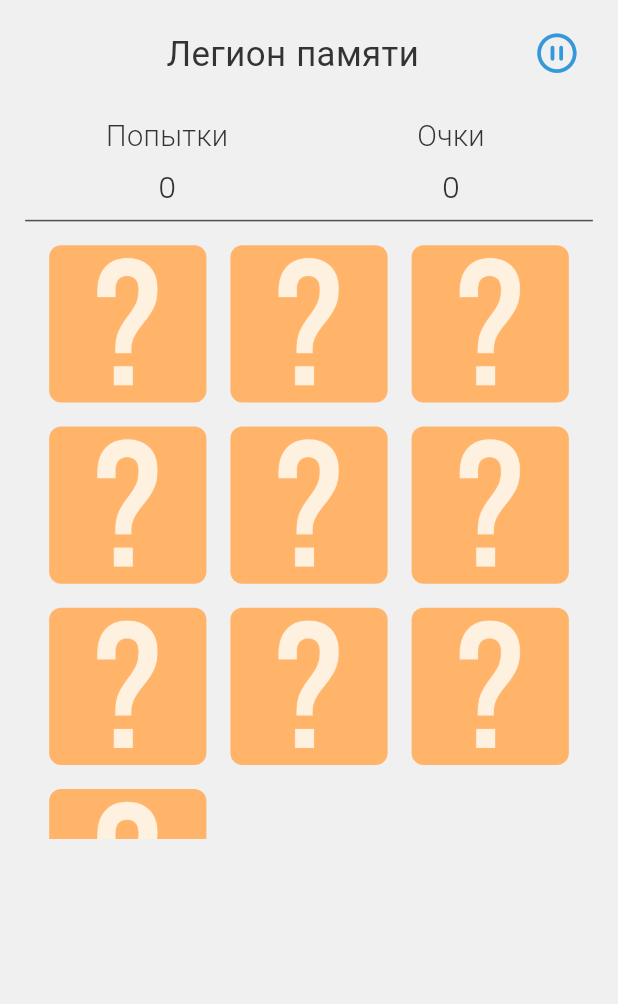
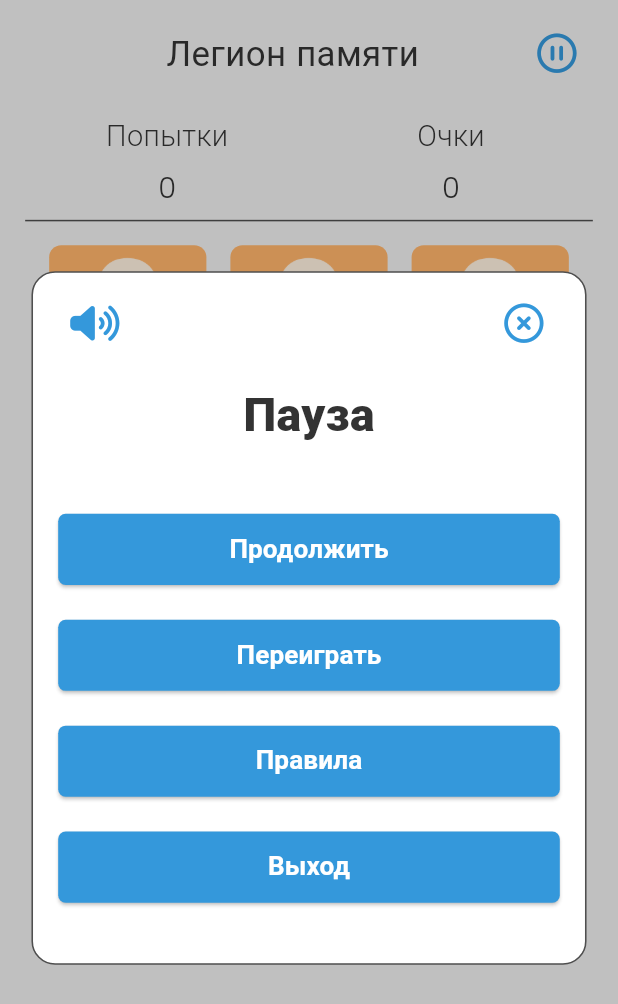
Before and after one commit to LiliaLuSol/ave_memoria, a Flutter app: the CardsGame screen opened by its route, after a tap on an icon or button, on a phone screen of 412 x 824 dp. Shown: the top 1004 px of the screen. Run offline on Flutter 3.47's test engine with Material 3 defaults, Android fonts, the phone set to English and light mode, and no system bars; our stand-ins replace awesome_dialog, cached_network_image, connectivity_plus, equatable, flutter_bloc, flutter_svg and 6 more; accounts and stored records are empty.

Commit message:
menu pause

```diff
--- a/lib/games/cards_game/gaming_cards.dart
+++ b/lib/games/cards_game/gaming_cards.dart
@@ -1,3 +1,4 @@
+import 'package:ave_memoria/widgets/pause_menu.dart';
 import 'package:flutter/cupertino.dart';
 import 'package:flutter/material.dart';
 import 'package:ave_memoria/other/app_export.dart';
@@ -60,7 +61,17 @@ class _CardsGameState extends State<CardsGame> {
                                   icon: FaIcon(FontAwesomeIcons.circlePause,
                                       size: 25.h,
                                       color: theme.colorScheme.primary),
-                                  onPressed: () {},
+                                  onPressed: () {
+                                    Navigator.push(
+                                        context,
+                                        PageRouteBuilder(
+                                            pageBuilder: (_, __, ___) => const PauseMenu(),
+                                            opaque: false,
+                                        fullscreenDialog: true));
+                                    // game.pauseEngine();
+                                    // game.overlays.add(PauseMenu.id);
+                                    // game.overlays.remove(PauseButton.id);
+                                  },
                                 )
                               ],
                             ),
--- a/lib/pages/homepage.dart
+++ b/lib/pages/homepage.dart
@@ -62,7 +62,7 @@ class _HomepageState extends State<Homepage> with TickerProviderStateMixin {
                       size: 25.h,
                       color: appTheme.yellow,
                     ),
-                    onPressed: () {},
+                    onPressed: () {null;},
                   )
                 ],
               ),
--- /dev/null
+++ b/lib/widgets/pause_menu.dart
@@ -0,0 +1,168 @@
+import 'package:ave_memoria/other/app_export.dart';
+import 'package:flutter/cupertino.dart';
+import 'package:flutter/material.dart';
+
+class PauseMenu extends StatelessWidget {
+  static const String id = 'PauseMenu';
+
+  // final CarsGame game;
+
+  const PauseMenu({
+    Key? key,
+    //  required this.game
+  }) : super(key: key);
+
+  @override
+  Widget build(BuildContext context) {
+    mediaQueryData = MediaQuery.of(context);
+    return SafeArea(
+        child: Scaffold(
+            backgroundColor: appTheme.black.withOpacity(0.2),
+            body: Center(
+                child: Container(
+                    width: 353.h,
+                    height: 478.v,
+                    decoration: AppDecoration.outlineGray.copyWith(
+                        borderRadius: BorderRadiusStyle.circleBorder15),
+                    child: Padding(
+                        padding: EdgeInsets.symmetric(horizontal: 16.h),
+                        child: Column(children: [
+                          SizedBox(height: 10.v),
+                          Row(children: [
+                            IconButton(
+                              icon: FaIcon(
+                                FontAwesomeIcons.volumeHigh,
+                                size: 25.h,
+                                color: theme.colorScheme.primary,
+                              ),
+                              onPressed: () {},
+                            ),
+                            Spacer(),
+                            IconButton(
+                              icon: FaIcon(
+                                FontAwesomeIcons.circleXmark,
+                                size: 25.h,
+                                color: theme.colorScheme.primary,
+                              ),
+                              onPressed: () {
+                                null;
+                              },
+                            )
+                          ]),
+                          SizedBox(height: 15.v),
+                          Text("Пауза",
+                              style: CustomTextStyles.extraBold32Text),
+                          SizedBox(height: 46.v),
+                          CustomElevatedButton(
+                            text: "Продолжить",
+                            buttonTextStyle:
+                                CustomTextStyles.semiBold18TextWhite,
+                            buttonStyle: ElevatedButton.styleFrom(
+                                backgroundColor: theme.colorScheme.primary,
+                                shape: RoundedRectangleBorder(
+                                    borderRadius: BorderRadius.circular(5))),
+                          ),
+                          SizedBox(height: 24.v),
+                          CustomElevatedButton(
+                            text: "Переиграть",
+                            buttonTextStyle:
+                                CustomTextStyles.semiBold18TextWhite,
+                            buttonStyle: ElevatedButton.styleFrom(
+                                backgroundColor: theme.colorScheme.primary,
+                                shape: RoundedRectangleBorder(
+                                    borderRadius: BorderRadius.circular(5))),
+                          ),
+                          SizedBox(height: 24.v),
+                          CustomElevatedButton(
+                            text: "Правила",
+                            buttonTextStyle:
+                                CustomTextStyles.semiBold18TextWhite,
+                            buttonStyle: ElevatedButton.styleFrom(
+                                backgroundColor: theme.colorScheme.primary,
+                                shape: RoundedRectangleBorder(
+                                    borderRadius: BorderRadius.circular(5))),
+                          ),
+                          SizedBox(height: 24.v),
+                          CustomElevatedButton(
+                            text: "Выход",
+                            buttonTextStyle:
+                                CustomTextStyles.semiBold18TextWhite,
+                            buttonStyle: ElevatedButton.styleFrom(
+                                backgroundColor: theme.colorScheme.primary,
+                                shape: RoundedRectangleBorder(
+                                    borderRadius: BorderRadius.circular(5))),
+                          )
+                        ]))))));
+    // Center(
+    // child: Column(
+    //   mainAxisAlignment: MainAxisAlignment.center,
+    //   children: [
+    //     // Pause menu title.
+    //     const Padding(
+    //       padding: EdgeInsets.symmetric(vertical: 50.0),
+    //       child: Text(
+    //         'Paused',
+    //         style: TextStyle(
+    //           fontSize: 50.0,
+    //           color: Colors.black,
+    //           shadows: [
+    //             Shadow(
+    //               blurRadius: 20.0,
+    //               color: Colors.white,
+    //               offset: Offset(0, 0),
+    //             )
+    //           ],
+    //         ),
+    //       ),
+    //     ),
+    //
+    // // Resume button.
+    // SizedBox(
+    //   width: MediaQuery.of(context).size.width / 3,
+    //   child: ElevatedButton(
+    //     onPressed: () {
+    //       // game.resumeEngine();
+    //       // game.overlays.remove(PauseMenu.id);
+    //       // game.overlays.add(PauseButton.id);
+    //     },
+    //     child: const Text('Resume'),
+    //   ),
+    // ),
+    //
+    // // Restart button.
+    // SizedBox(
+    //   width: MediaQuery.of(context).size.width / 3,
+    //   child: ElevatedButton(
+    //     onPressed: () {
+    //       // game.overlays.remove(PauseMenu.id);
+    //       // game.overlays.add(PauseButton.id);
+    //       // game.reset();
+    //       // game.resumeEngine();
+    //     },
+    //     child: const Text('Restart'),
+    //   ),
+    // ),
+    //
+    // // Exit button.
+    // SizedBox(
+    //   width: MediaQuery.of(context).size.width / 3,
+    //   child: ElevatedButton(
+    //     onPressed: () {
+    //       // game.overlays.remove(PauseMenu.id);
+    //       // game.reset();
+    //       // game.resumeEngine();
+    //
+    //       // Navigator.of(context).pushReplacement(
+    //       //   MaterialPageRoute(
+    //       //     builder: (context) => const MainMenu(),
+    //       //   ),
+    //       // );
+    //     },
+    //     child: const Text('Exit'),
+    //   ),
+    // ),
+    //     ],
+    //   ),
+    // );
+  }
+}
```
